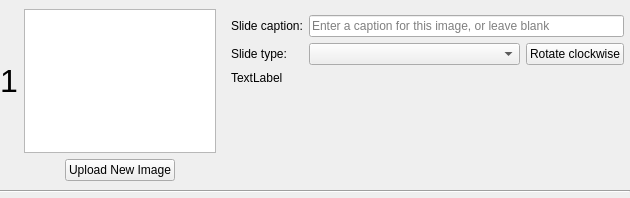
Before: the Qt Designer form PictureSegment.ui in brimlar/simple-web-slideshow, drawn with Qt 5.
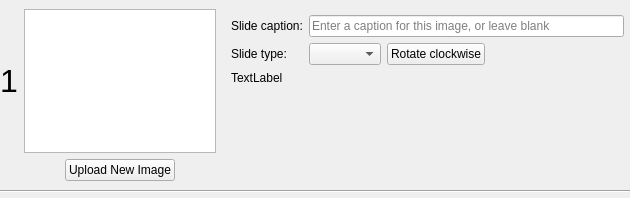
After: the same form once the commit is applied.

Commit message: Refined UI, fullscreen code, etc

The edit to the form file:
```diff
--- a/PictureSegment.ui
+++ b/PictureSegment.ui
@@ -111,7 +111,7 @@
       </widget>
      </item>
      <item row="0" column="4" rowspan="2">
-      <layout class="QGridLayout" name="gridLayout" columnstretch="0,0,0">
+      <layout class="QGridLayout" name="gridLayout" columnstretch="0,0,0,0">
        <property name="sizeConstraint">
         <enum>QLayout::SetDefaultConstraint</enum>
        </property>
@@ -134,7 +134,20 @@
          </property>
         </widget>
        </item>
-       <item row="0" column="1" colspan="2">
+       <item row="1" column="1">
+        <widget class="QComboBox" name="cb_type">
+         <property name="sizePolicy">
+          <sizepolicy hsizetype="Fixed" vsizetype="Fixed">
+           <horstretch>0</horstretch>
+           <verstretch>0</verstretch>
+          </sizepolicy>
+         </property>
+         <property name="focusPolicy">
+          <enum>Qt::StrongFocus</enum>
+         </property>
+        </widget>
+       </item>
+       <item row="0" column="1" colspan="3">
         <widget class="QLineEdit" name="le_caption">
          <property name="sizePolicy">
           <sizepolicy hsizetype="Expanding" vsizetype="Fixed">
@@ -167,18 +180,18 @@
          </property>
         </widget>
        </item>
-       <item row="1" column="1">
-        <widget class="QComboBox" name="cb_type">
-         <property name="sizePolicy">
-          <sizepolicy hsizetype="Minimum" vsizetype="Fixed">
-           <horstretch>0</horstretch>
-           <verstretch>0</verstretch>
-          </sizepolicy>
+       <item row="1" column="3">
+        <spacer name="horizontalSpacer_3">
+         <property name="orientation">
+          <enum>Qt::Horizontal</enum>
          </property>
-         <property name="focusPolicy">
-          <enum>Qt::StrongFocus</enum>
+         <property name="sizeHint" stdset="0">
+          <size>
+           <width>40</width>
+           <height>20</height>
+          </size>
          </property>
-        </widget>
+        </spacer>
        </item>
        <item row="2" column="0" colspan="3">
         <widget class="QLabel" name="lbl_warning">
```
Left out of the diff: 28 changed lines with no effect on the pictures. The commit also changes 4 other files.
